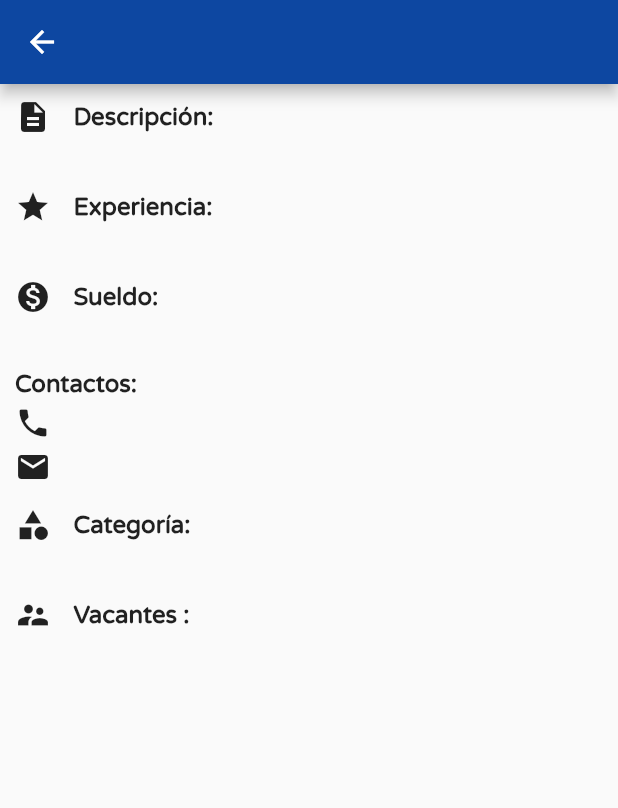
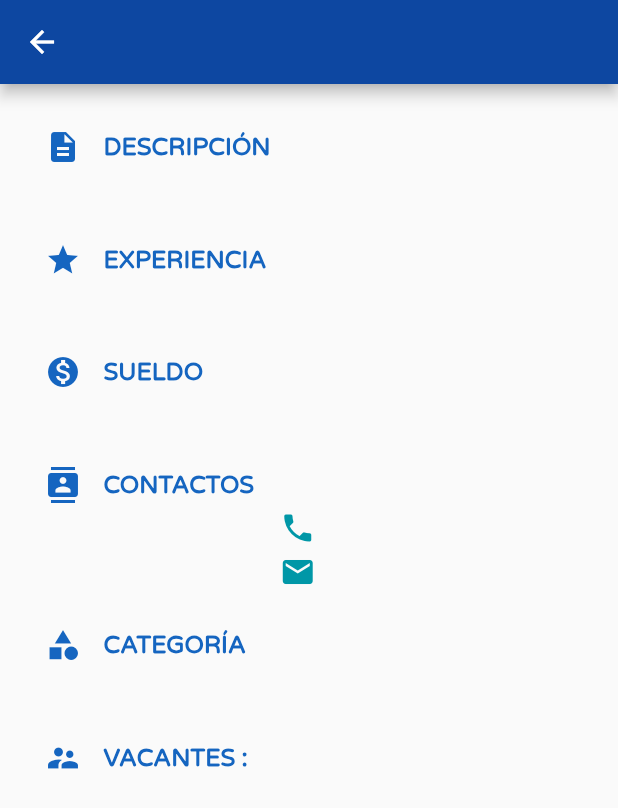
Before and after one commit to RogerAviles22/IziJob, a Flutter app: the DetailEmpleo screen opened directly with empty values, on a phone screen of 412 x 824 dp. Shown: the top 808 px of the screen. Run offline on Flutter 3.47's test engine with Material 2 defaults, Android fonts, the phone set to English and light mode, and no system bars; our stand-ins replace firebase_database, splashscreen; missing offline and left inert: mailer; accounts and stored records are empty.

Commit message:
Cambiado nombre de las Vistas. Quitado TF DateTime de Registrar, oculta contraseña en Login, cambios en los detalles de Empleo, Cachuelo, Contactar.

```diff
--- a/lib/DetailEmpleo.dart
+++ b/lib/DetailEmpleo.dart
@@ -14,71 +14,98 @@ class DetailEmpleo extends StatelessWidget {
         backgroundColor: Colors.blue[900],
       ),
       body: ListView(
-        padding: EdgeInsets.all(10.0),
+        padding: EdgeInsets.all(30.0),
         children: <Widget>[
           Row(
             children: [
-              const Icon(Icons.description),
+              Icon(Icons.description, color: Colors.blue[800]),
               SizedBox(width: 15),
               Text(
-                "Descripción: ",
+                "DESCRIPCIÓN ",
                 style: TextStyle(
                   fontFamily: 'Varela',
                   fontSize: 16.0,
                   fontWeight: FontWeight.bold,
+                  color: Colors.blue[800],
                 ),
               )
             ],
           ),
-          SizedBox(height: 5),
-          Text("${empleo.descripcion}"),
-          SizedBox(height: 15),
+          SizedBox(height: 10),
+          Text(
+            "${empleo.descripcion}",
+            textAlign: TextAlign.center,
+          ),
+          SizedBox(height: 25),
           Row(
             children: [
-              const Icon(Icons.star),
+              Icon(
+                Icons.star,
+                color: Colors.blue[800],
+              ),
               SizedBox(width: 15),
               Text(
-                "Experiencia: ",
+                "EXPERIENCIA",
                 style: TextStyle(
                   fontFamily: 'Varela',
                   fontSize: 16.0,
                   fontWeight: FontWeight.bold,
+                  color: Colors.blue[800],
                 ),
               )
             ],
           ),
-          SizedBox(height: 5),
-          Text("${empleo.experiencia}"),
-          SizedBox(height: 15),
+          SizedBox(height: 10),
+          Text(
+            "${empleo.experiencia}",
+            textAlign: TextAlign.center,
+          ),
+          SizedBox(height: 25),
           Row(
             children: [
-              const Icon(Icons.monetization_on),
+              Icon(Icons.monetization_on, color: Colors.blue[800]),
               SizedBox(width: 15),
               Text(
-                "Sueldo: ",
+                "SUELDO ",
                 style: TextStyle(
                   fontFamily: 'Varela',
                   fontSize: 16.0,
                   fontWeight: FontWeight.bold,
+                  color: Colors.blue[800],
+                ),
+              ),
+            ],
+          ),
+          SizedBox(height: 10),
+          Text(
+            "${empleo.sueldo}",
+            textAlign: TextAlign.center,
+          ),
+          SizedBox(height: 25),
+          Row(
+            children: [
+              Icon(
+                Icons.contacts,
+                color: Colors.blue[800],
+              ),
+              SizedBox(width: 15),
+              Text(
+                "CONTACTOS ",
+                style: TextStyle(
+                  fontFamily: 'Varela',
+                  fontSize: 16.0,
+                  fontWeight: FontWeight.bold,
+                  color: Colors.blue[800],
                 ),
               ),
             ],
           ),
           SizedBox(height: 5),
-          Text("${empleo.sueldo}"),
-          SizedBox(height: 15),
-          Text(
-            "Contactos: ",
-            style: TextStyle(
-              fontFamily: 'Varela',
-              fontSize: 16.0,
-              fontWeight: FontWeight.bold,
-            ),
-          ),
-          SizedBox(height: 5),
           Row(
-            children: [
-              const Icon(Icons.phone),
+          mainAxisAlignment: MainAxisAlignment.center,
+            children: <Widget>[
+              Icon(Icons.phone,
+                color: Colors.cyan[700]),
               SizedBox(width: 15),
               Text(
                 "${empleo.telefono}",
@@ -90,45 +117,59 @@ class DetailEmpleo extends StatelessWidget {
           ),
           SizedBox(height: 5),
           Row(
+          mainAxisAlignment: MainAxisAlignment.center,
             children: [
-              const Icon(Icons.mail),
+              Icon(Icons.mail,
+                color: Colors.cyan[700]),
               SizedBox(width: 15),
               Text(
                 "${empleo.email}",
+                textAlign: TextAlign.center,
                 style: TextStyle(
                   fontFamily: 'Varela',
                 ),
               )
             ],
           ),
-          SizedBox(height: 15),
+          SizedBox(height: 25),
           Row(
             children: [
-              const Icon(Icons.category),
+              Icon(
+                Icons.category,
+                color: Colors.blue[800],
+              ),
               SizedBox(width: 15),
               Text(
-                "Categoría: ",
+                "CATEGORÍA",
                 style: TextStyle(
                   fontFamily: 'Varela',
                   fontSize: 16.0,
                   fontWeight: FontWeight.bold,
+                  color: Colors.blue[800],
                 ),
               )
             ],
           ),
-          SizedBox(height: 5),
-          Text("${empleo.categoria}"),
-          SizedBox(height: 15),
+          SizedBox(height: 10),
+          Text(
+            "${empleo.categoria}",
+            textAlign: TextAlign.center,
+          ),
+          SizedBox(height: 25),
           Row(
             children: [
-              const Icon(Icons.supervisor_account),
+              Icon(
+                Icons.supervisor_account,
+                color: Colors.blue[800],
+              ),
               SizedBox(width: 15),
               Text(
-                "Vacantes : ",
+                "VACANTES : ",
                 style: TextStyle(
                   fontFamily: 'Varela',
                   fontSize: 16.0,
                   fontWeight: FontWeight.bold,
+                  color: Colors.blue[800],
                 ),
               ),
               SizedBox(height: 5),
--- a/lib/footer.dart
+++ b/lib/footer.dart
@@ -1,7 +1,7 @@
 import 'package:flutter/material.dart';
-import 'package:izijob/empleoVista.dart';
-import 'package:izijob/cachueloVista.dart';
-import 'package:izijob/contactarVista.dart';
+import 'package:izijob/VistaEmpleo.dart';
+import 'package:izijob/VistaCachuelo.dart';
+import 'package:izijob/VistaContactar.dart';
 
 class Footer extends StatefulWidget {
   @override
```
Also changed, not shown: lib/DetailCachuelo.dart (+24 -19 lines), lib/DetailContactar.dart (+61 -38 lines), lib/VistaEmpleo.dart (renamed from lib/empleoVista.dart, +4 -14 lines), lib/login.dart (+5 -2 lines), lib/registro.dart (+4 -20 lines), lib/registroVista.dart (deleted, +0 -168 lines), lib/VistaCachuelo.dart (renamed from lib/cachueloVista.dart), lib/VistaContactar.dart (renamed from lib/contactarVista.dart).
